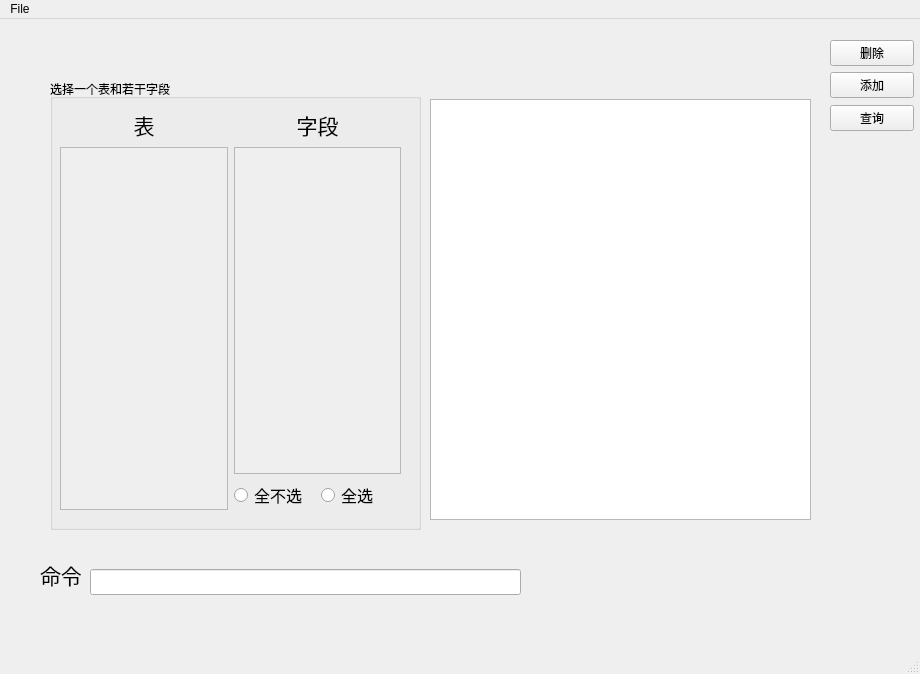
The window that ui_src/sqlite_main_window.ui (akira4O4/PyQt5_Face_Recognition) describes before a commit, drawn with Qt 5.
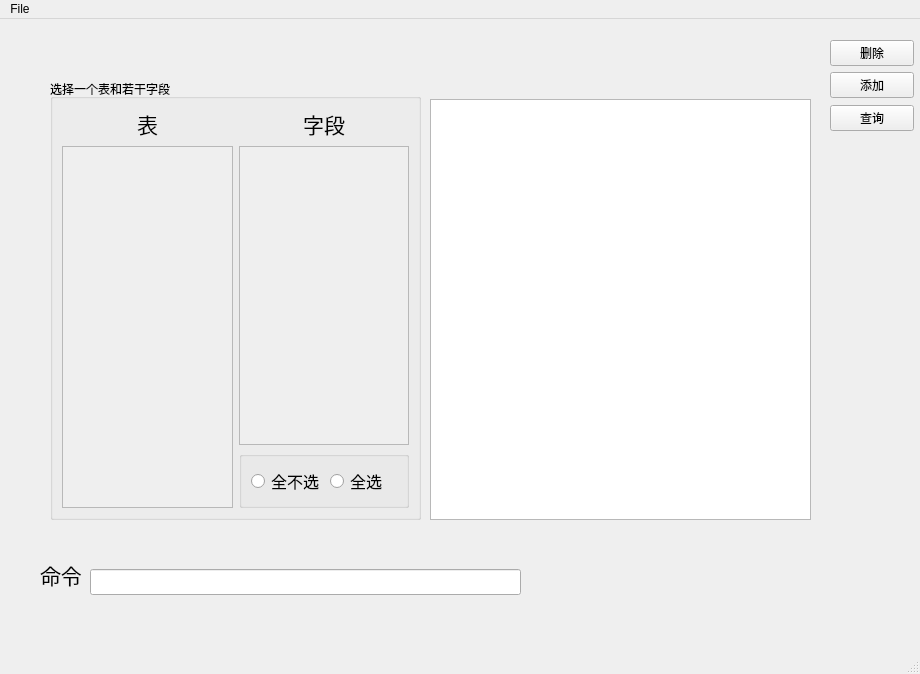
The same window after the commit.

```diff
--- a/ui_src/sqlite_main_window.ui
+++ b/ui_src/sqlite_main_window.ui
@@ -58,24 +58,17 @@
       <x>50</x>
       <y>60</y>
       <width>371</width>
-      <height>451</height>
+      <height>441</height>
      </rect>
     </property>
     <property name="title">
      <string>选择一个表和若干字段</string>
     </property>
-    <widget class="QWidget" name="layoutWidget">
-     <property name="geometry">
-      <rect>
-       <x>10</x>
-       <y>30</y>
-       <width>341</width>
-       <height>401</height>
-      </rect>
-     </property>
-     <layout class="QHBoxLayout" name="horizontalLayout_2">
+    <layout class="QVBoxLayout" name="verticalLayout_7">
       <item>
-       <layout class="QVBoxLayout" name="verticalLayout_4">
+      <layout class="QHBoxLayout" name="horizontalLayout">
+       <item>
+        <layout class="QVBoxLayout" name="verticalLayout_6">
         <item>
          <widget class="QLabel" name="label_table">
           <property name="font">
@@ -101,8 +94,8 @@
             <rect>
              <x>0</x>
              <y>0</y>
-             <width>163</width>
-             <height>357</height>
+              <width>166</width>
+              <height>352</height>
             </rect>
            </property>
           </widget>
@@ -111,7 +104,9 @@
        </layout>
       </item>
       <item>
-       <layout class="QVBoxLayout" name="verticalLayout_3">
+        <layout class="QVBoxLayout" name="verticalLayout_5">
+         <item>
+          <layout class="QVBoxLayout" name="verticalLayout_4">
         <item>
          <widget class="QLabel" name="label_field">
           <property name="font">
@@ -137,15 +132,23 @@
             <rect>
              <x>0</x>
              <y>0</y>
-             <width>162</width>
-             <height>319</height>
+                <width>163</width>
+                <height>267</height>
             </rect>
            </property>
           </widget>
          </widget>
         </item>
+          </layout>
+         </item>
         <item>
-         <layout class="QHBoxLayout" name="horizontalLayout">
+          <widget class="QGroupBox" name="groupBox">
+           <property name="title">
+            <string/>
+           </property>
+           <layout class="QVBoxLayout" name="verticalLayout_3">
+            <item>
+             <layout class="QHBoxLayout" name="horizontalLayout_3">
           <item>
            <widget class="QRadioButton" name="radioButton_notall">
             <property name="font">
@@ -173,9 +176,13 @@
          </layout>
         </item>
        </layout>
-      </item>
-     </layout>
-    </widget>
+          </widget>
+         </item>
+        </layout>
+       </item>
+      </layout>
+     </item>
+    </layout>
    </widget>
    <widget class="QWidget" name="layoutWidget">
     <property name="geometry">
```
Lines whose indentation alone changed are shown as unchanged.
